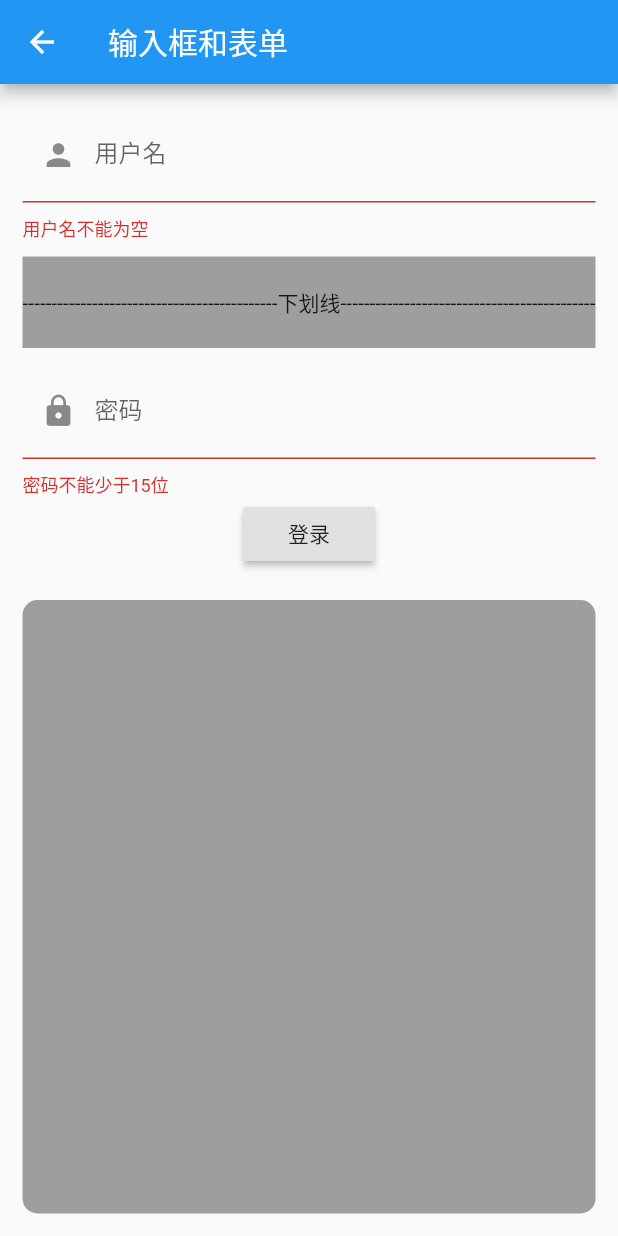
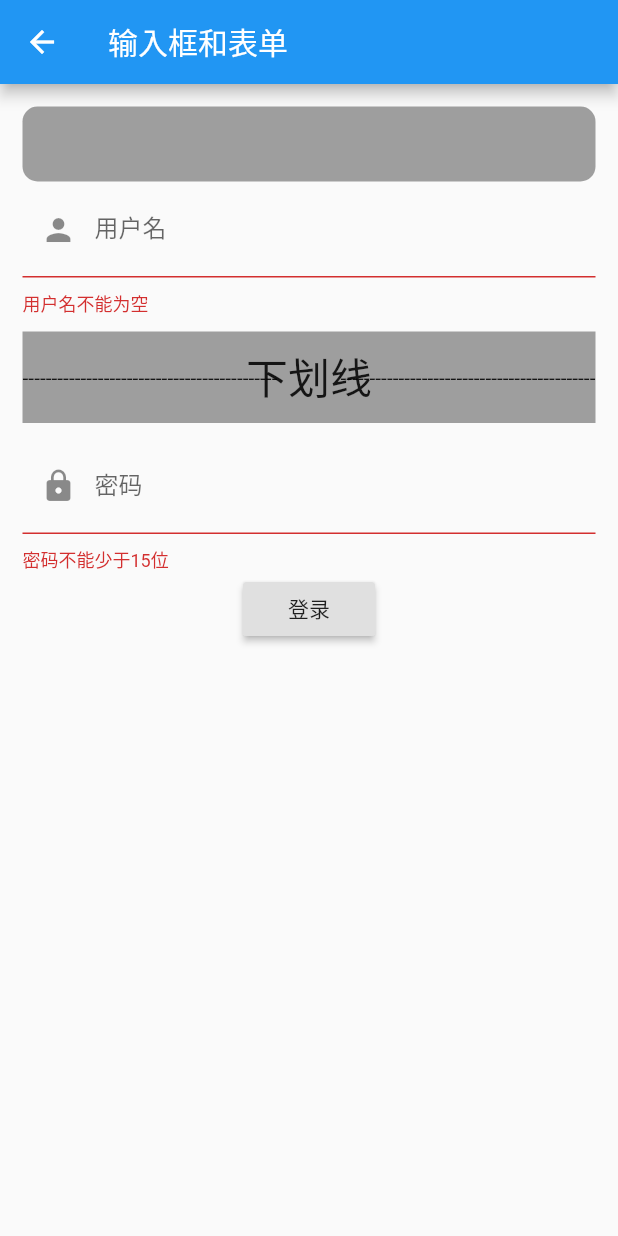
Before and after one commit to wanliLiu/flutter_demo, a Flutter app: the TextFiledPage screen opened directly with empty values, on a phone screen of 412 x 824 dp. Run offline on Flutter 3.47's test engine with Material 2 defaults, Android fonts, the phone set to English and light mode, and no system bars; our stand-ins replace fluttertoast; missing offline and left inert: fish_redux.

Commit message:
flutter 布局类组件和容器类的组件了解

```diff
--- a/flutter_module/lib/routes/textfiled.dart
+++ b/flutter_module/lib/routes/textfiled.dart
@@ -48,6 +48,30 @@ class _TextFiledPageState extends State<TextFiledPage> {
         padding: const EdgeInsets.all(15.0),
         child: Column(
           children: <Widget>[
+            Container(
+              padding: EdgeInsets.only(left: 10, right: 10),
+//                margin: EdgeInsets.only(top: 20),
+//                color: Colors.grey[100],
+              constraints: BoxConstraints(minHeight: 50, maxHeight: 100),
+              decoration: BoxDecoration(
+                  color: Colors.grey,
+                  borderRadius: BorderRadius.all(Radius.circular(10))),
+              child: TextField(
+                  controller: _pwdController,
+                  //默认1行 null无线行
+                  keyboardType: TextInputType.multiline,
+                  maxLines: null,
+//                    focusNode: focusNode1,
+//                    textInputAction: TextInputAction.done,
+                  style: TextStyle(color: Color(0xFF333333), fontSize: 16),
+//                    onEditingComplete: () =>
+//                        VaeToast.showToast("onEditingComplete"),
+//                    onSubmitted: (value) => VaeToast.showToast(value),
+                  decoration: InputDecoration(
+                      hintText: "输入你想要的内容",
+                      hintStyle: TextStyle(color: Colors.grey, fontSize: 16),
+                      border: InputBorder.none)),
+            ),
             Form(
               autovalidate: true,
               child: Column(
@@ -76,7 +100,10 @@ class _TextFiledPageState extends State<TextFiledPage> {
                             textAlign: TextAlign.center,
                           ),
                         ),
-                        Text("下划线"),
+                        Transform.scale(
+                          scale: 2,
+                          child: Text("下划线"),
+                        ),
                         Expanded(
                           child: Text(
                             "----" * 200,
@@ -113,31 +140,6 @@ class _TextFiledPageState extends State<TextFiledPage> {
                 ],
               ),
             ),
-            Expanded(
-              child: Container(
-                padding: EdgeInsets.only(left: 10, right: 10),
-                margin: EdgeInsets.only(top: 20),
-//                color: Colors.grey[100],
-                decoration: BoxDecoration(
-                    color: Colors.grey,
-                    borderRadius: BorderRadius.all(Radius.circular(10))),
-                child: TextField(
-                    controller: _pwdController,
-                    //默认1行 null无线行
-                    keyboardType: TextInputType.multiline,
-                    maxLines: null,
-//                    focusNode: focusNode1,
-//                    textInputAction: TextInputAction.done,
-                    style: TextStyle(color: Color(0xFF333333), fontSize: 16),
-//                    onEditingComplete: () =>
-//                        VaeToast.showToast("onEditingComplete"),
-//                    onSubmitted: (value) => VaeToast.showToast(value),
-                    decoration: InputDecoration(
-                        hintText: "输入你想要的内容",
-                        hintStyle: TextStyle(color: Colors.grey, fontSize: 16),
-                        border: InputBorder.none)),
-              ),
-            ),
           ],
         ),
       ),
--- a/flutter_module/lib/simple_page_widgets.dart
+++ b/flutter_module/lib/simple_page_widgets.dart
@@ -16,7 +16,8 @@ class FirstRouteWidget extends StatelessWidget {
       appBar: AppBar(
         title: Text('First Route'),
       ),
-      body: Center(
+      body: Align(
+        alignment: FractionalOffset(0.2,0.6),
         child: RaisedButton(
           child: Text(args ?? 'Open second route'),
           onPressed: () {
--- a/flutter_module/pubspec.yaml
+++ b/flutter_module/pubspec.yaml
@@ -44,8 +44,8 @@ dependencies:
   transparent_image: ^1.0.0
   cached_network_image: ^0.8.0
 
-  #  flutter_boost: ^0.0.415
-  #  xservice_kit: ^0.0.27
+#  flutter_boost: ^0.0.415
+#  xservice_kit: ^0.0.27
   fish_redux: ^0.2.5
   fluttertoast: 2.2.11
 
```
Also changed, not shown: flutter_module/lib/routes/progress.dart (+86 -6 lines).
